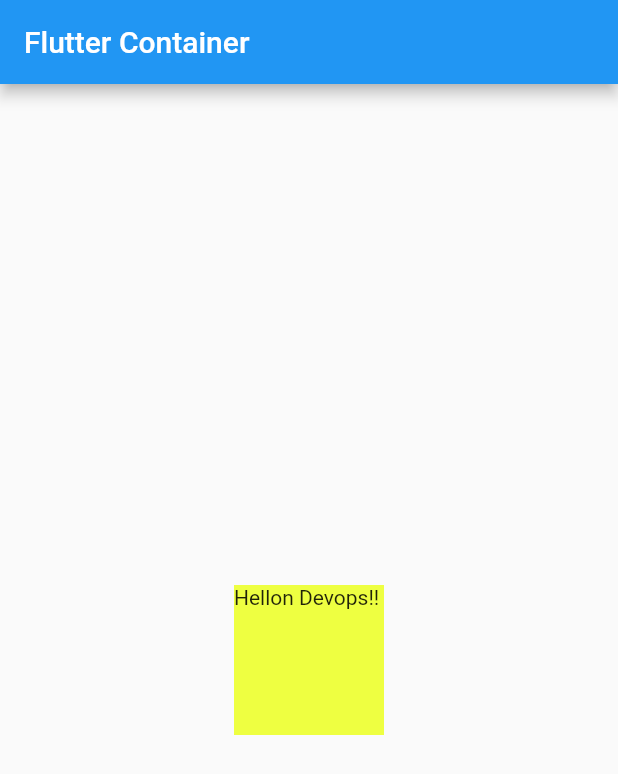
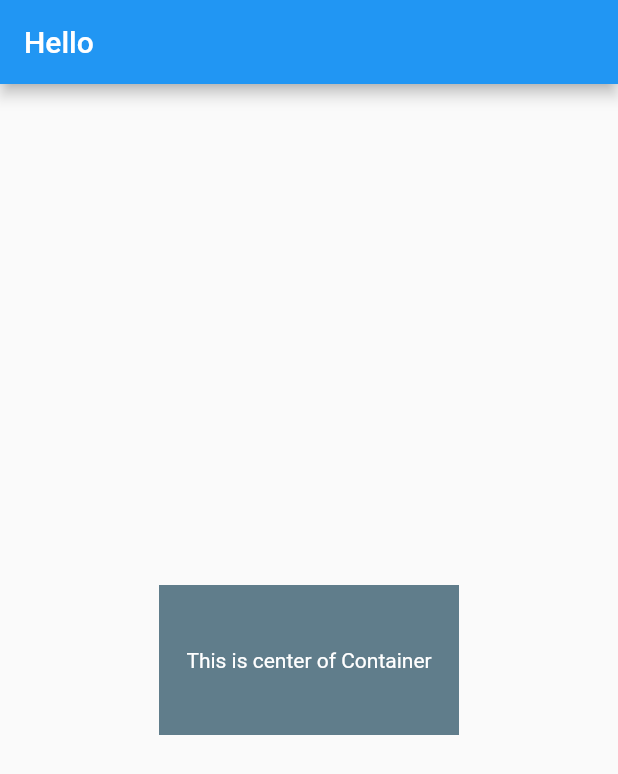
Before and after one commit to KevinBharat/Myflutter, a Flutter app: the screen it shows after launch, on a phone screen of 412 x 824 dp. Shown: the top 774 px of the screen. Run offline on Flutter 3.47's test engine with Material 2 defaults, Android fonts, the phone set to English and light mode, and no system bars.

Commit message:
Center Widget

```diff
--- a/lib/main.dart
+++ b/lib/main.dart
@@ -32,14 +32,19 @@ class _MyHomePageState extends State<MyHomePage> {
   Widget build(BuildContext context) {
     return Scaffold(
         appBar: AppBar(
-          title: Text("Flutter Container"),
+          title: Text("Hello"),
         ),
         body: Center(
           child: Container(
-            width: 100,
+            width: 200,
             height: 100,
-            color: Colors.limeAccent,
-            child: Text("Hellon Devops!!"),
+            color: Colors.blueGrey,
+            child: Center(
+              child: Text(
+                'This is center of Container',
+                style: TextStyle(color: Colors.white),
+              ),
+            ),
           ),
         ));
   }
```
